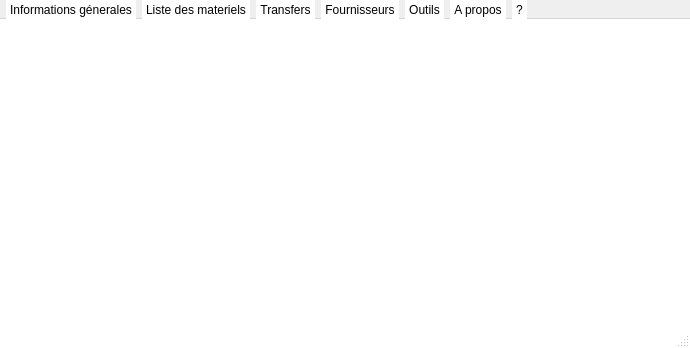
This is interfaces/menuprincipal.ui in Mehdi-SK/Cosider-TP-App as Qt 5 draws it before an edit. The edited form follows.
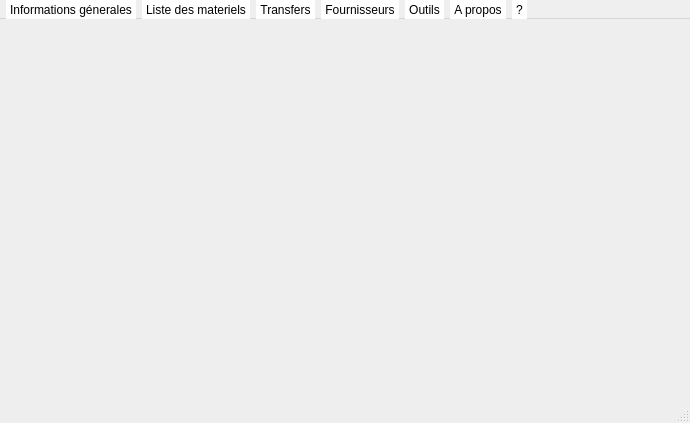
This is the edited form. Icons and pictures are not drawn.

```diff
--- a/interfaces/menuprincipal.ui
+++ b/interfaces/menuprincipal.ui
@@ -7,7 +7,7 @@
     <x>0</x>
     <y>0</y>
     <width>690</width>
-    <height>348</height>
+    <height>423</height>
    </rect>
   </property>
   <property name="windowTitle">
@@ -15,7 +15,7 @@
   </property>
   <property name="styleSheet">
    <string notr="true">QMainWindow{
-	background-color:white;
+	background-color:#eeeeee;
 }
 QMenu::item{
 	background-color: white;
@@ -27,10 +27,32 @@
 	background-color: white;
 }
 QMenuBar::item:selected{
-	background-color: qlineargradient(spread:pad, x1:0, y1:0, x2:1, y2:1, stop:0 rgba(221, 129, 129, 255), stop:1 rgba(255, 194, 163, 255));
+	
+	background-color: qlineargradient(spread:pad, x1:0.548, y1:1, x2:0.469455, y2:0, stop:0.627119 rgba(242, 101, 101, 255), stop:1 rgba(255, 146, 117, 255));
 }</string>
   </property>
-  <widget class="QWidget" name="centralwidget"/>
+  <property name="iconSize">
+   <size>
+    <width>200</width>
+    <height>200</height>
+   </size>
+  </property>
+  <widget class="QWidget" name="centralwidget">
+   <layout class="QVBoxLayout" name="verticalLayout">
+    <item>
+     <widget class="QLabel" name="label">
+      <property name="styleSheet">
+       <string notr="true">background-image: url(:/icon/icon.png);
+background-repeat: no-repeat;
+background-position: center;</string>
+      </property>
+      <property name="text">
+       <string/>
+      </property>
+     </widget>
+    </item>
+   </layout>
+  </widget>
   <widget class="QMenuBar" name="menubar">
    <property name="geometry">
     <rect>
```
Left out of the diff: 26 changed lines with no effect on the pictures.
